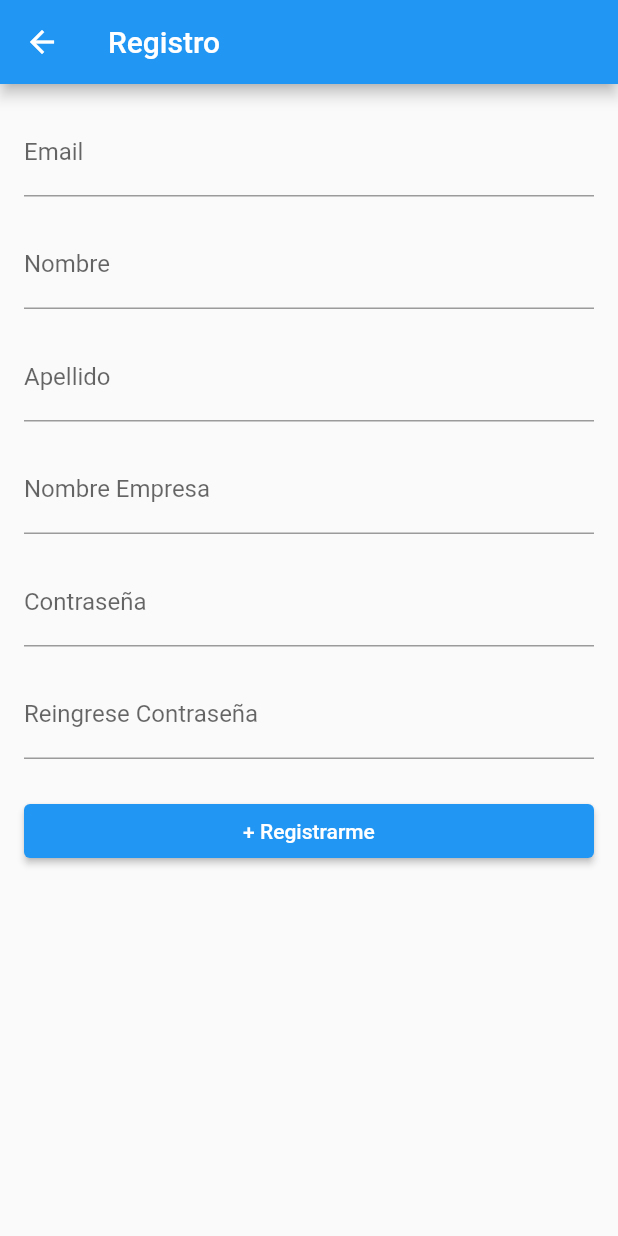
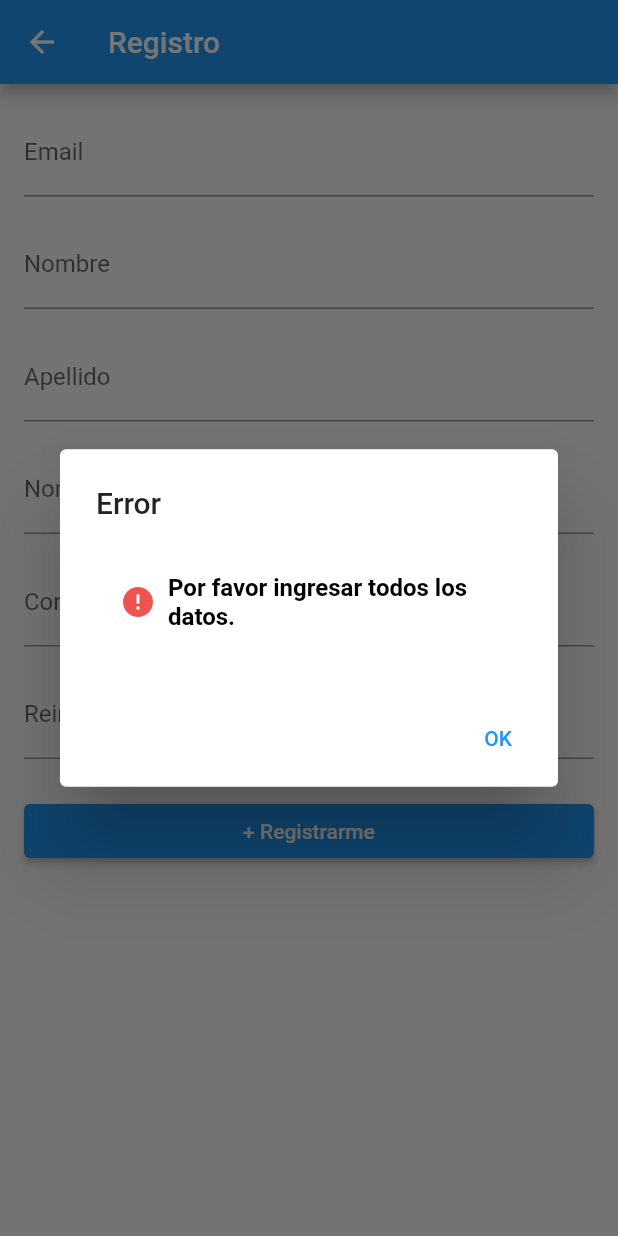
Before and after one commit to I-Umpierrez-91/IHC_254254_201663, a Flutter app: the RegisterScreen screen opened directly, after a tap on "+ Registrarme", on a phone screen of 412 x 824 dp. Run offline on Flutter 3.47's test engine with Material 2 defaults, Android fonts, the phone set to English and light mode, and no system bars.

Commit message:
Implemented the verification of all the data inserted for the register screen. For that I have created a error message widget.

```diff
--- /dev/null
+++ b/invenflow_app/lib/models/user.dart
@@ -0,0 +1,14 @@
+class User {
+  final String email;
+  final String name;
+  final String surname;
+  final String password;
+  final String companyName;
+
+  User(
+      {required this.email,
+      required this.name,
+      required this.surname,
+      required this.password,
+      required this.companyName});
+}
--- a/invenflow_app/lib/presentation/register_screen.dart
+++ b/invenflow_app/lib/presentation/register_screen.dart
@@ -1,4 +1,5 @@
 import 'package:flutter/material.dart';
+import 'package:invenflow_app/presentation/widgets/error_message.dart';
 
 class RegisterScreen extends StatelessWidget {
   RegisterScreen({super.key});
@@ -68,8 +69,18 @@ class RegisterScreen extends StatelessWidget {
               const SizedBox(height: 24.0),
               ElevatedButton(
                 onPressed: () {
-                  // Handle registration button click
-                  // You can access the entered values using the text controllers
+                  // Verify that the text fields are completed.
+                  if (emailController.text.isEmpty ||
+                      nameController.text.isEmpty ||
+                      surnameController.text.isEmpty ||
+                      companyNameController.text.isEmpty ||
+                      passwordController.text.isEmpty ||
+                      confirmPasswordController.text.isEmpty) {
+                    showErrorDialog(
+                        context, 'Por favor ingresar todos los datos.');
+                  } else {
+                    //
+                  }
                 },
                 child: const Text('+ Registrarme'),
               ),
--- /dev/null
+++ b/invenflow_app/lib/presentation/widgets/error_message.dart
@@ -0,0 +1,57 @@
+import 'package:flutter/material.dart';
+
+class ErrorMessageWidget extends StatelessWidget {
+  final String errorMessage;
+
+  const ErrorMessageWidget({Key? key, required this.errorMessage})
+      : super(key: key);
+
+  @override
+  Widget build(BuildContext context) {
+    return Container(
+      padding: const EdgeInsets.all(16.0),
+      decoration: BoxDecoration(
+        color: Colors.white,
+        borderRadius: BorderRadius.circular(8.0),
+      ),
+      child: Row(
+        children: [
+          Icon(
+            Icons.error,
+            color: Colors.red[400],
+          ),
+          const SizedBox(width: 8.0),
+          Expanded(
+            child: Text(
+              errorMessage,
+              style: const TextStyle(
+                color: Colors.black,
+                fontWeight: FontWeight.bold,
+              ),
+            ),
+          ),
+        ],
+      ),
+    );
+  }
+}
+
+void showErrorDialog(BuildContext context, String errorMessage) {
+  showDialog(
+    context: context,
+    builder: (BuildContext context) {
+      return AlertDialog(
+        title: const Text('Error'),
+        content: ErrorMessageWidget(errorMessage: errorMessage),
+        actions: [
+          TextButton(
+            onPressed: () {
+              Navigator.of(context).pop(); // Dismiss the dialog
+            },
+            child: const Text('OK'),
+          ),
+        ],
+      );
+    },
+  );
+}
```
